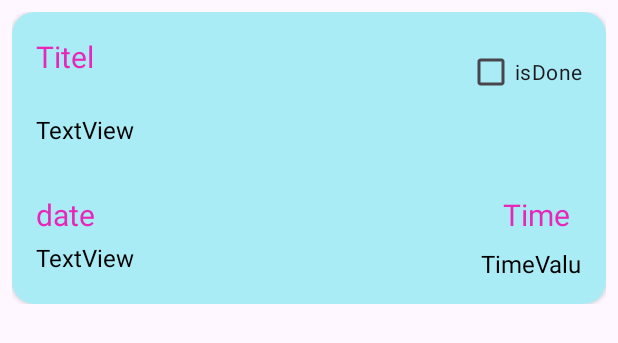
After one commit to Motsan-Git/ToDoApp, an Android app: the layout item_in_rec_view.xml on its own in the app's theme, with its tools: preview values and no code run, on a phone screen of 412 x 824 dp. The commit adds this screen. Shown: the top 343 px of the screen. Run offline under Robolectric (Android 15) with nearby library versions, the phone set to English and light mode, and no system bars.

Commit message:
finish adding recView for ToDos

```diff
--- a/app/src/main/AndroidManifest.xml
+++ b/app/src/main/AndroidManifest.xml
@@ -13,7 +13,7 @@
         android:theme="@style/Theme.ToDoApp"
         tools:targetApi="31">
         <activity
-            android:name=".MainActivity"
+            android:name=".activity.MainActivity"
             android:exported="true">
             <intent-filter>
                 <action android:name="android.intent.action.MAIN" />
--- a/app/src/main/java/com/todoapp/MainActivity.kt
+++ b/app/src/main/java/com/todoapp/activity/MainActivity.kt
@@ -1,7 +1,8 @@
-package com.todoapp
+package com.todoapp.activity
 
 import androidx.appcompat.app.AppCompatActivity
 import android.os.Bundle
+import com.todoapp.R
 
 class MainActivity : AppCompatActivity() {
     override fun onCreate(savedInstanceState: Bundle?) {
--- a/app/src/main/java/com/todoapp/AddTask.kt
+++ b/app/src/main/java/com/todoapp/fragment/AddTask.kt
@@ -1,10 +1,11 @@
-package com.todoapp
+package com.todoapp.fragment
 
 import android.os.Bundle
 import androidx.fragment.app.Fragment
 import android.view.LayoutInflater
 import android.view.View
 import android.view.ViewGroup
+import com.todoapp.R
 
 
 class AddTask : Fragment() {
--- a/app/src/main/java/com/todoapp/CurrentToDos.kt
+++ b/app/src/main/java/com/todoapp/fragment/CurrentToDos.kt
@@ -1,4 +1,4 @@
-package com.todoapp
+package com.todoapp.fragment
 
 import android.os.Bundle
 import android.util.Log
@@ -7,8 +7,8 @@ import android.view.View
 import android.view.ViewGroup
 import android.widget.TextView
 import androidx.fragment.app.Fragment
-import androidx.navigation.Navigation
 import androidx.navigation.Navigation.findNavController
+import com.todoapp.R
 
 
 class CurrentToDos : Fragment() {
@@ -20,7 +20,7 @@ class CurrentToDos : Fragment() {
     }
     override fun onViewCreated(view: View,savedInstanceState: Bundle?) {
          super.onViewCreated(view, savedInstanceState)
-        val textView =view.findViewById<TextView>(R.id.textView1)
+        val textView =view.findViewById<TextView>(R.id.card)
         textView.setOnClickListener {
             findNavController(textView).navigate(R.id.action_currentToDos_to_addTask)
             Log.d("What","This is a ")
--- a/app/src/main/res/layout/activity_main.xml
+++ b/app/src/main/res/layout/activity_main.xml
@@ -4,7 +4,7 @@
     xmlns:tools="http://schemas.android.com/tools"
     android:layout_width="match_parent"
     android:layout_height="match_parent"
-    tools:context=".MainActivity">
+    tools:context=".activity.MainActivity">
 
     <androidx.fragment.app.FragmentContainerView
         android:id="@+id/fragmentContainerView"
--- a/app/src/main/res/layout/fragment_add_task.xml
+++ b/app/src/main/res/layout/fragment_add_task.xml
@@ -5,7 +5,7 @@
     android:layout_width="match_parent"
     android:layout_height="wrap_content"
     android:orientation="vertical"
-    tools:context=".AddTask">
+    tools:context=".fragment.AddTask">
 
 
     <TextView
--- /dev/null
+++ b/app/src/main/res/layout/item_in_rec_view.xml
@@ -0,0 +1,111 @@
+<?xml version="1.0" encoding="utf-8"?>
+<LinearLayout xmlns:android="http://schemas.android.com/apk/res/android"
+    xmlns:app="http://schemas.android.com/apk/res-auto"
+    xmlns:tools="http://schemas.android.com/tools"
+    android:id="@+id/itemView"
+    android:layout_width="match_parent"
+    android:layout_height="wrap_content"
+    android:orientation="vertical"
+    android:padding="8dp">
+
+    <androidx.cardview.widget.CardView
+        android:id="@+id/card"
+        android:layout_width="match_parent"
+        android:layout_height="match_parent"
+        android:background="#E664BCE3"
+        app:cardCornerRadius="15dp">
+
+        <androidx.constraintlayout.widget.ConstraintLayout
+            android:id="@+id/itemViewCard"
+            android:layout_width="match_parent"
+            android:layout_height="match_parent"
+            android:background="#D79AE9F3">
+
+            <TextView
+                android:id="@+id/titleCardTV"
+                android:layout_width="wrap_content"
+                android:layout_height="wrap_content"
+                android:layout_marginStart="16dp"
+                android:layout_marginTop="16dp"
+                android:text="Titel"
+                android:textColor="#DFF109AF"
+                android:textSize="20sp"
+                app:layout_constraintStart_toStartOf="parent"
+                app:layout_constraintTop_toTopOf="parent" />
+
+            <TextView
+                android:id="@+id/descriptionCTB"
+                android:layout_width="wrap_content"
+                android:layout_height="wrap_content"
+                android:layout_marginStart="16dp"
+                android:layout_marginTop="24dp"
+                android:text="TextView"
+                android:textColor="#000000"
+                android:textSize="16sp"
+                app:layout_constraintStart_toStartOf="parent"
+                app:layout_constraintTop_toBottomOf="@+id/titleCardTV" />
+
+            <TextView
+                android:id="@+id/dateCardTV"
+                android:layout_width="wrap_content"
+                android:layout_height="wrap_content"
+                android:layout_marginStart="16dp"
+                android:layout_marginTop="32dp"
+                android:text="date"
+                android:textColor="#DFF109AF"
+                android:textSize="20sp"
+                app:layout_constraintStart_toStartOf="parent"
+                app:layout_constraintTop_toBottomOf="@+id/descriptionCTB" />
+
+            <TextView
+                android:id="@+id/timeCardTV"
+                android:layout_width="wrap_content"
+                android:layout_height="wrap_content"
+                android:layout_marginTop="32dp"
+                android:layout_marginEnd="24dp"
+                android:text="Time"
+                android:textColor="#DFF109AF"
+                android:textSize="20sp"
+                app:layout_constraintEnd_toEndOf="parent"
+                app:layout_constraintTop_toBottomOf="@+id/descriptionCTB" />
+
+            <TextView
+                android:id="@+id/dateCardTB"
+                android:layout_width="wrap_content"
+                android:layout_height="wrap_content"
+                android:layout_marginStart="16dp"
+                android:layout_marginBottom="16dp"
+                android:text="TextView"
+                android:textColor="#000000"
+                android:textSize="16sp"
+                app:layout_constraintBottom_toBottomOf="parent"
+                app:layout_constraintStart_toStartOf="parent"
+                app:layout_constraintTop_toBottomOf="@+id/dateCardTV" />
+
+            <TextView
+                android:id="@+id/timeCardTB"
+                android:layout_width="wrap_content"
+                android:layout_height="wrap_content"
+                android:layout_marginTop="8dp"
+                android:layout_marginEnd="16dp"
+                android:layout_marginBottom="16dp"
+                android:text="TimeValu"
+                android:textColor="#000000"
+                android:textSize="16sp"
+                app:layout_constraintBottom_toBottomOf="parent"
+                app:layout_constraintEnd_toEndOf="parent"
+                app:layout_constraintTop_toBottomOf="@+id/timeCardTV" />
+
+            <CheckBox
+                android:id="@+id/isDone"
+                android:layout_width="wrap_content"
+                android:layout_height="wrap_content"
+                android:layout_marginTop="16dp"
+                android:layout_marginEnd="16dp"
+                android:text="isDone"
+                app:layout_constraintEnd_toEndOf="parent"
+                app:layout_constraintTop_toTopOf="parent" />
+
+        </androidx.constraintlayout.widget.ConstraintLayout>
+    </androidx.cardview.widget.CardView>
+</LinearLayout>
--- a/app/src/main/res/navigation/nav_graph.xml
+++ b/app/src/main/res/navigation/nav_graph.xml
@@ -7,12 +7,12 @@
 
     <fragment
         android:id="@+id/addTask"
-        android:name="com.todoapp.AddTask"
+        android:name="com.todoapp.fragment.AddTask"
         android:label="fragment_add_task"
         tools:layout="@layout/fragment_add_task" />
     <fragment
         android:id="@+id/currentToDos"
-        android:name="com.todoapp.CurrentToDos"
+        android:name="com.todoapp.fragment.CurrentToDos"
         android:label="fragment_current_to_dos"
         tools:layout="@layout/fragment_current_to_dos" >
         <action
```
Also changed, not shown: app/src/main/java/com/todoapp/adaptor/ToDoAdaptor.kt (added, +49 -0 lines), app/src/main/java/com/todoapp/model/ToDo.kt (added, +11 -0 lines), app/src/main/res/layout/fragment_current_to_dos.xml (+8 -10 lines).
